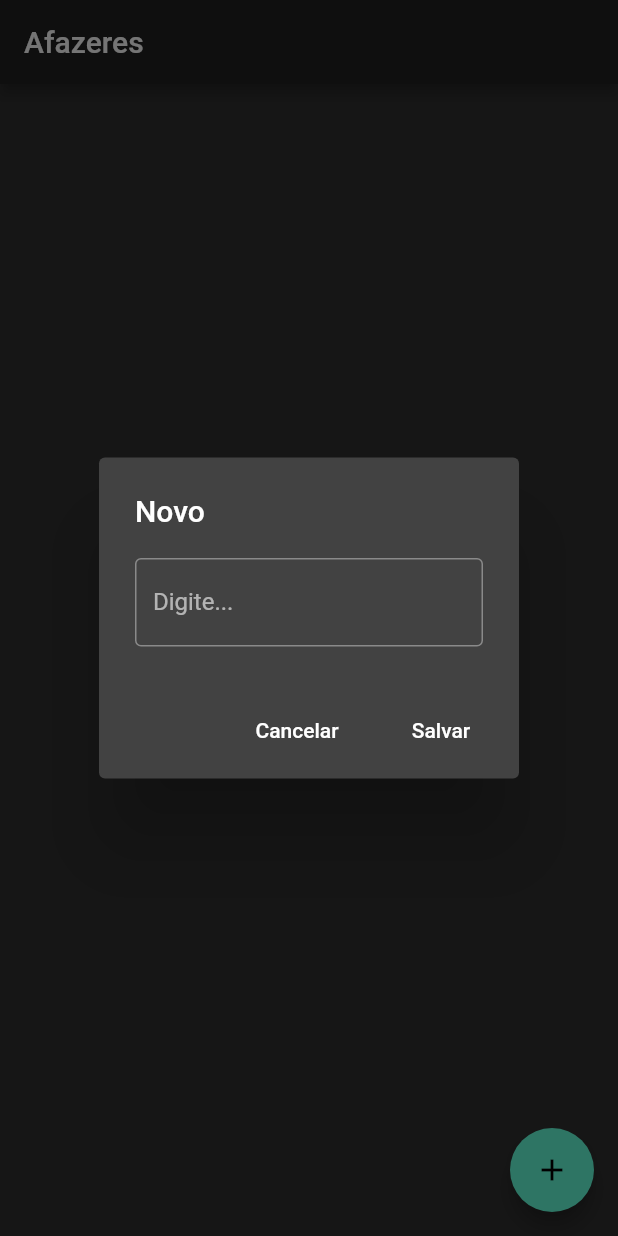
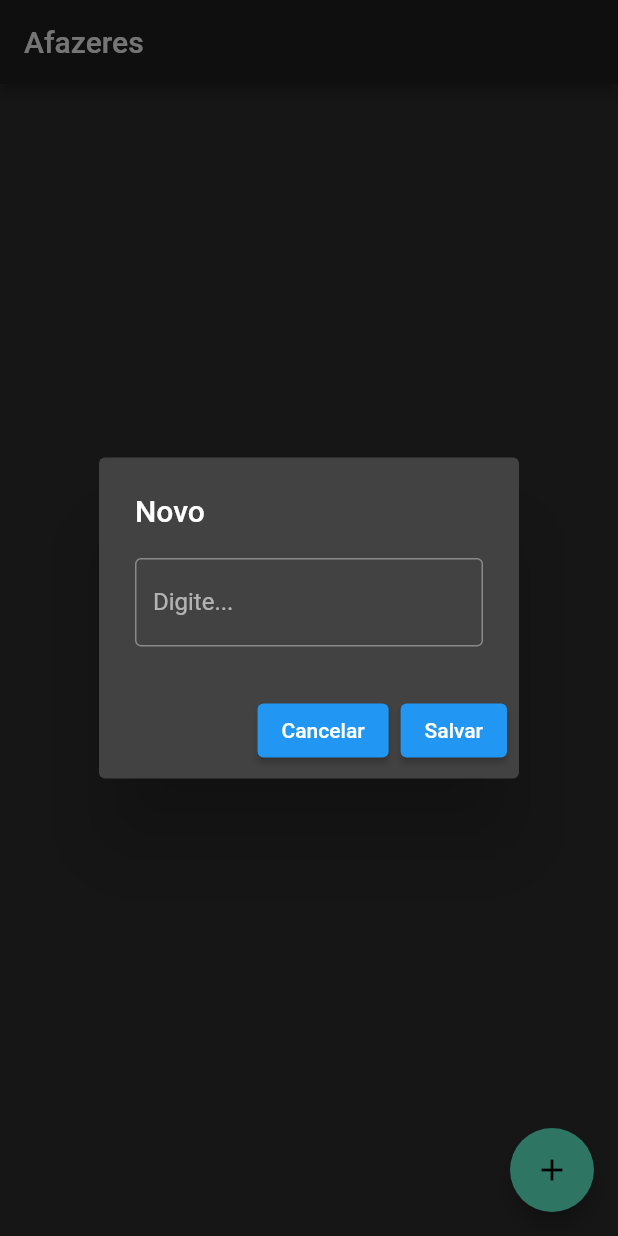
Before and after one commit to JFmaia/to_do, a Flutter app: the screen it shows after launch, after a tap on the "add" icon, on a phone screen of 412 x 824 dp. Run offline on Flutter 3.47's test engine with Material 2 defaults, Android fonts, the phone set to English and light mode, and no system bars; our stand-ins replace cloud_firestore, firebase_core, flutter_mobx, flutter_modular, mobx; accounts and stored records are empty; generated files the repository leaves out were written again.

Commit message:
modified files

```diff
--- a/lib/app/modules/home/home_page.dart
+++ b/lib/app/modules/home/home_page.dart
@@ -23,7 +23,7 @@ class _HomePageState extends ModularState<HomePage, HomeController> {
         builder: (_) {
           if (controller.todoList.hasError) {
             Center(
-              child: RaisedButton(
+              child: ElevatedButton(
                 onPressed: controller.getList(),
                 child: Text('Error'),
               ),
@@ -90,13 +90,13 @@ class _HomePageState extends ModularState<HomePage, HomeController> {
               ),
             ),
             actions: [
-              FlatButton(
+              ElevatedButton(
                 onPressed: () {
                   Modular.to.pop();
                 },
                 child: Text('Cancelar'),
               ),
-              FlatButton(
+              ElevatedButton(
                 onPressed: () async {
                   await model.save();
                   Modular.to.pop();
```
Also changed, not shown: pubspec.lock.
